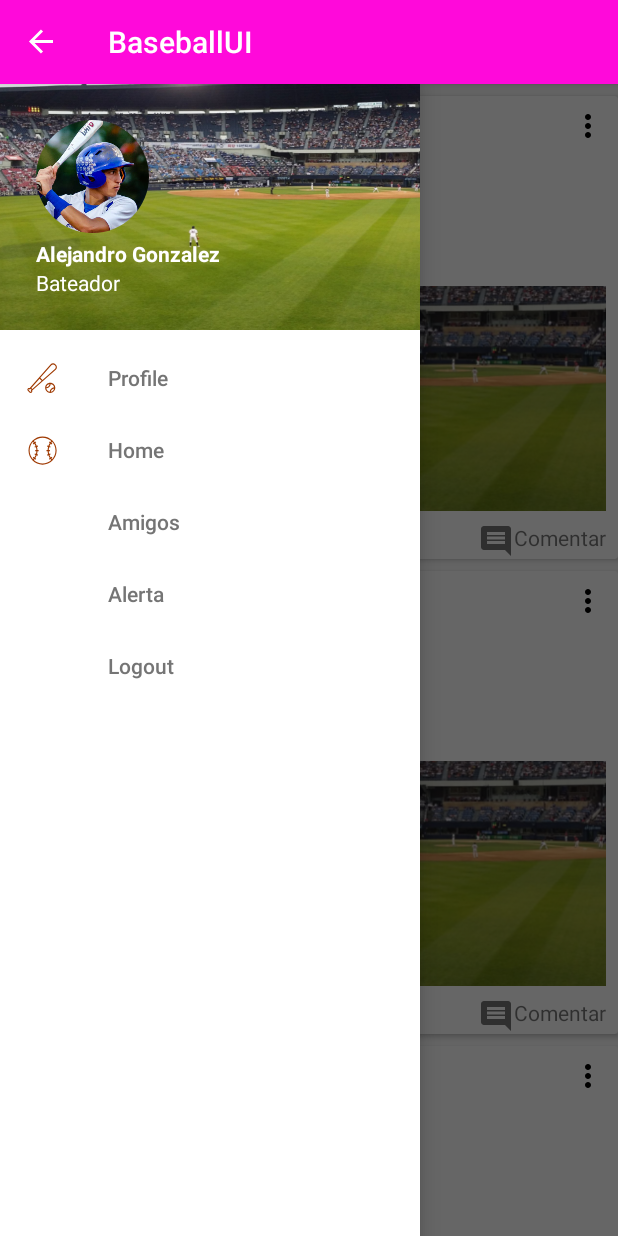
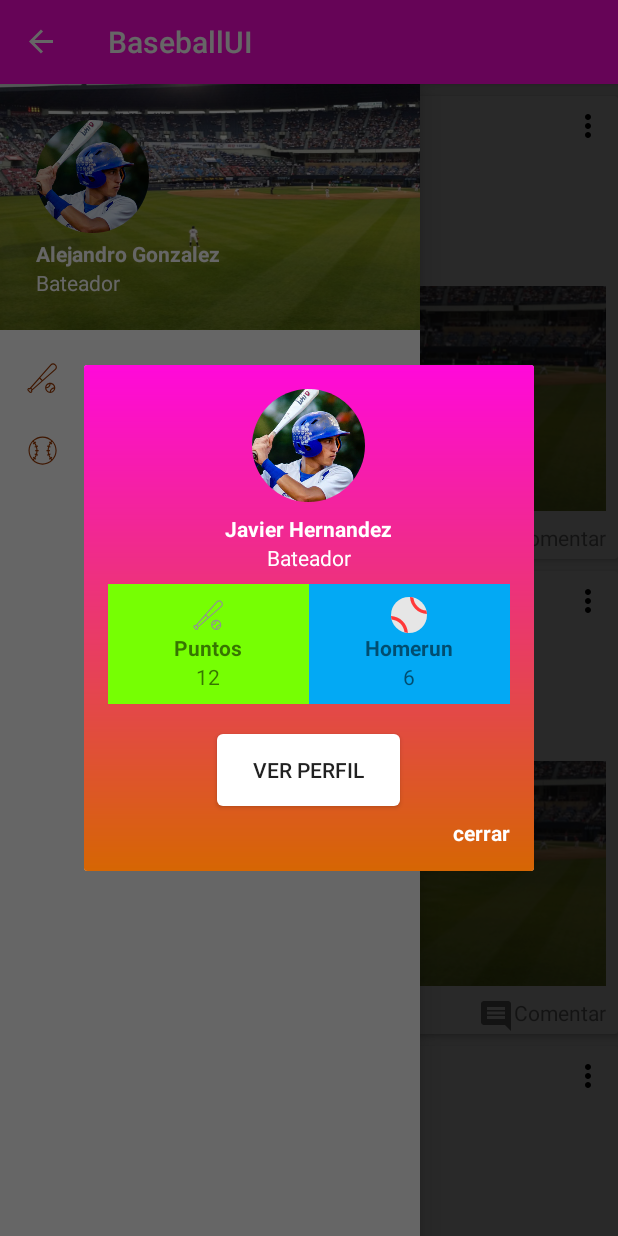
Before and after one commit to albertoandroid/BaseballUI-Curso-Udemy, an Android app: the InicioActivity screen opened directly, with no data from a screen before it, after a tap on "Alerta", on a phone screen of 412 x 824 dp. Run offline under Robolectric (Android 15) with nearby library versions, the phone set to English and light mode, and no system bars; our stand-ins replace CircleImageView; 3 other taps on this screen came first.

Commit message:
Alert Dialog

```diff
--- a/app/src/main/java/com/androiddesdecero/baseballui/InicioActivity.kt
+++ b/app/src/main/java/com/androiddesdecero/baseballui/InicioActivity.kt
@@ -1,11 +1,13 @@
 package com.androiddesdecero.baseballui
 
+import android.app.Dialog
 import android.content.Intent
 import android.support.v7.app.AppCompatActivity
 import android.os.Bundle
 import android.support.v7.app.ActionBarDrawerToggle
 import android.view.MenuItem
 import kotlinx.android.synthetic.main.activity_inicio.*
+import kotlinx.android.synthetic.main.alert_dialog.*
 
 class InicioActivity : AppCompatActivity() {
 
@@ -30,6 +32,19 @@ class InicioActivity : AppCompatActivity() {
                     startActivity(Intent(this@InicioActivity, AmigosActivity::class.java))
                     true
                 }
+                R.id.alerta-> {
+                    var dialog = Dialog(this@InicioActivity)
+                    dialog.setContentView(R.layout.alert_dialog)
+                    dialog.show()
+                    dialog.alertDialogVerPerfil.setOnClickListener({
+                        startActivity(Intent(this@InicioActivity, ProfileActivity::class.java))
+                        finish()
+                    })
+                    dialog.alertDialogCerrar.setOnClickListener({
+                        dialog.dismiss()
+                    })
+                    true
+                }
                 else -> false
             }
 
--- /dev/null
+++ b/app/src/main/res/layout/alert_dialog.xml
@@ -0,0 +1,114 @@
+<?xml version="1.0" encoding="utf-8"?>
+<LinearLayout
+    xmlns:android="http://schemas.android.com/apk/res/android"
+    android:orientation="vertical"
+    android:paddingBottom="16dp"
+    android:paddingTop="16dp"
+    android:paddingRight="16dp"
+    android:paddingLeft="16dp"
+    android:layout_gravity="center"
+    android:background="@drawable/gradient"
+    android:layout_width="300dp"
+    android:layout_height="wrap_content">
+
+    <LinearLayout
+        android:orientation="vertical"
+        android:layout_width="match_parent"
+        android:layout_height="wrap_content">
+
+        <de.hdodenhof.circleimageview.CircleImageView
+            android:layout_gravity="center"
+            android:src="@drawable/jugador"
+            android:layout_width="75dp"
+            android:layout_height="75dp" />
+
+        <TextView
+            android:paddingTop="8dp"
+            android:textStyle="bold"
+            android:text="Javier Hernandez"
+            android:layout_gravity="center"
+            android:textColor="@color/textColorLight"
+            android:layout_width="wrap_content"
+            android:layout_height="wrap_content" />
+
+        <TextView
+            android:paddingBottom="8dp"
+            android:text="Bateador"
+            android:layout_gravity="center"
+            android:textColor="@color/textColorLight"
+            android:layout_width="wrap_content"
+            android:layout_height="wrap_content" />
+    </LinearLayout>
+
+    <LinearLayout
+        android:orientation="horizontal"
+        android:layout_width="match_parent"
+        android:layout_height="100dp">
+
+        <LinearLayout
+            android:background="@color/colorGreen"
+            android:orientation="vertical"
+            android:gravity="center"
+            android:layout_width="0dp"
+            android:layout_weight="1"
+            android:layout_height="80dp">
+
+            <ImageView
+                android:src="@drawable/ic_baseball_intro1"
+                android:layout_width="wrap_content"
+                android:layout_height="wrap_content" />
+            <TextView
+                android:text="Puntos"
+                android:textStyle="bold"
+                android:layout_width="wrap_content"
+                android:layout_height="wrap_content" />
+            <TextView
+                android:text="12"
+                android:layout_width="wrap_content"
+                android:layout_height="wrap_content" />
+        </LinearLayout>
+
+        <LinearLayout
+            android:background="@color/colorBlue"
+            android:orientation="vertical"
+            android:gravity="center"
+            android:layout_width="0dp"
+            android:layout_weight="1"
+            android:layout_height="80dp">
+
+            <ImageView
+                android:src="@drawable/ic_baseball_splash"
+                android:layout_width="wrap_content"
+                android:layout_height="wrap_content" />
+            <TextView
+                android:text="Homerun"
+                android:textStyle="bold"
+                android:layout_width="wrap_content"
+                android:layout_height="wrap_content" />
+            <TextView
+                android:text="6"
+                android:layout_width="wrap_content"
+                android:layout_height="wrap_content" />
+        </LinearLayout>
+
+    </LinearLayout>
+
+    <Button
+        android:id="@+id/alertDialogVerPerfil"
+        android:layout_gravity="center"
+        android:background="@drawable/gradientbuttonlight"
+        android:text="Ver Perfil"
+        android:layout_width="wrap_content"
+        android:layout_height="wrap_content" />
+
+    <TextView
+        android:id="@+id/alertDialogCerrar"
+        android:paddingTop="8dp"
+        android:layout_gravity="right"
+        android:textStyle="bold"
+        android:textColor="@color/textColorLight"
+        android:text="cerrar"
+        android:layout_width="wrap_content"
+        android:layout_height="wrap_content" />
+
+</LinearLayout>
```
